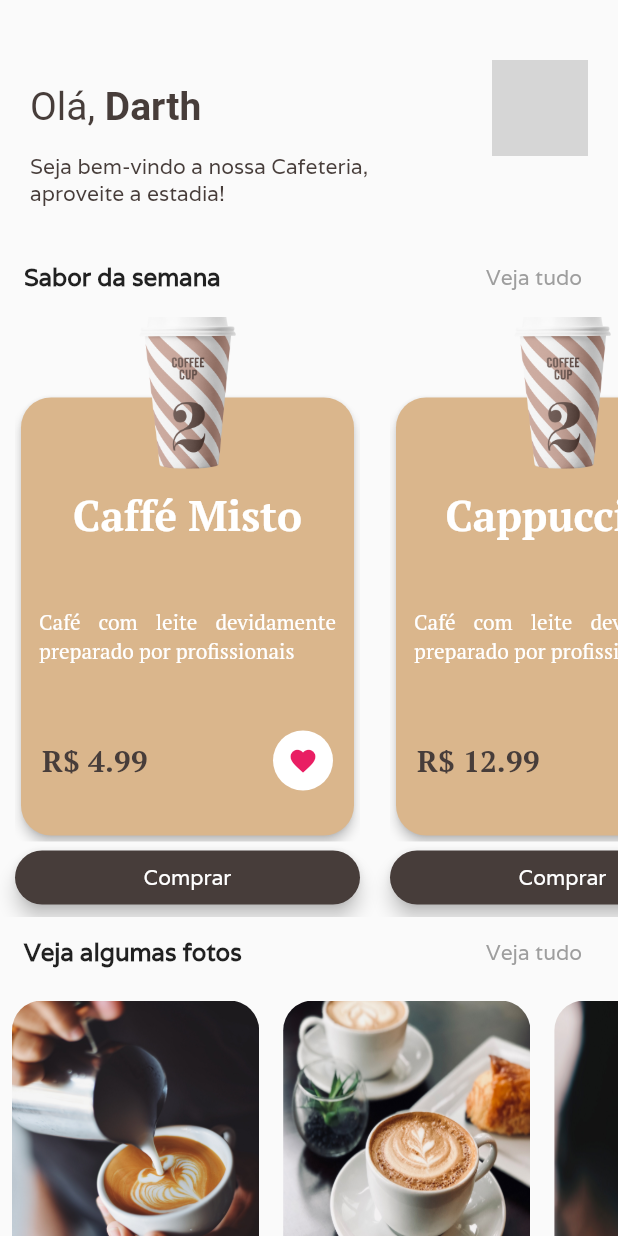
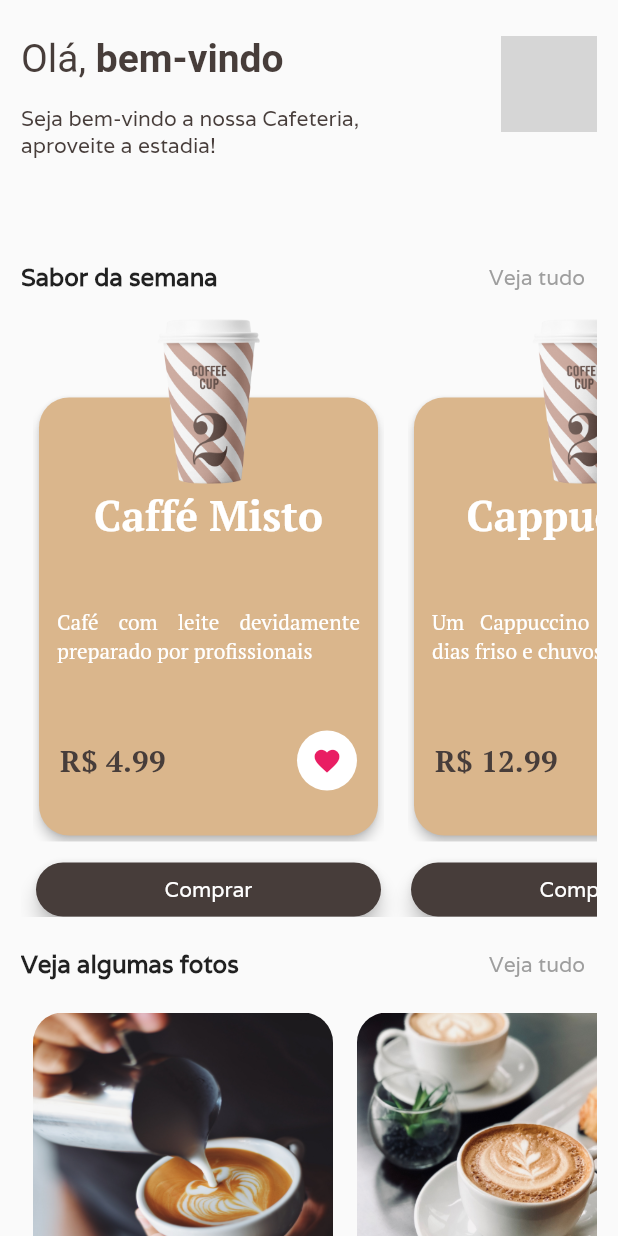
Before and after one commit to GabrielGodoy01/cafeteria_flutter, a Flutter app: the screen it shows after launch, on a phone screen of 412 x 824 dp. Run offline on Flutter 3.47's test engine with Material 2 defaults, Android fonts, the phone set to English and light mode, and no system bars; our stand-ins replace flutter_mobx, mobx; generated files the repository leaves out were written again; network calls fail; grey boxes are pictures that could not be loaded.

Commit message:
Arrumando projeto

```diff
--- a/lib/details/widgets/informations_widget.dart
+++ b/lib/details/widgets/informations_widget.dart
@@ -20,9 +20,8 @@ class InformationsWidget extends StatelessWidget {
               bottom: BorderSide(width: 2.0, color: Colors.grey.shade300)),
         ),
         alignment: Alignment.topLeft,
-        height: MediaQuery.of(context).size.width * 0.39,
         child: Padding(
-          padding: const EdgeInsets.only(left: 20, top: 24),
+          padding: const EdgeInsets.only(left: 20, top: 24, bottom: 24),
           child:
               Column(crossAxisAlignment: CrossAxisAlignment.start, children: [
             Text(
@@ -33,7 +32,6 @@ class InformationsWidget extends StatelessWidget {
                   fontSize: 17),
             ),
             Container(
-              height: MediaQuery.of(context).size.width * 0.24,
               child: Column(
                 children: [
                   NutricionalInformationWidget(
--- a/lib/details/widgets/ingredients_widget.dart
+++ b/lib/details/widgets/ingredients_widget.dart
@@ -20,7 +20,6 @@ class IngredientsWidget extends StatelessWidget {
             bottom: BorderSide(width: 1.0, color: Colors.grey.shade300)),
       ),
       alignment: Alignment.topLeft,
-      height: MediaQuery.of(context).size.width * 0.44,
       child: Padding(
         padding: const EdgeInsets.only(left: 20, top: 24),
         child: Column(crossAxisAlignment: CrossAxisAlignment.start, children: [
@@ -31,8 +30,8 @@ class IngredientsWidget extends StatelessWidget {
                 color: Color(0xFF473D3A),
                 fontSize: 17),
           ),
-          Container(
-            height: MediaQuery.of(context).size.width * 0.31,
+          SizedBox(
+            height: 110,
             child: ListView.builder(
                 scrollDirection: Axis.horizontal,
                 itemBuilder: (context, index) {
--- a/lib/home/home_page.dart
+++ b/lib/home/home_page.dart
@@ -1,5 +1,4 @@
 import 'package:cafeteria_flutter/home/home_controller.dart';
-import 'package:cafeteria_flutter/home/widgets/appbar_widget.dart';
 import 'package:cafeteria_flutter/home/widgets/card_coffee_widget.dart';
 
 import 'package:flutter/material.dart';
@@ -18,19 +17,70 @@ class _HomePageState extends State<HomePage> {
   @override
   Widget build(BuildContext context) {
     return Scaffold(
-      appBar: AppBarWidget(),
-      body: ListView(children: [
+      body: Center(
+        child: ConstrainedBox(
+          constraints: BoxConstraints(maxWidth: 400),
+          child: Padding(
+            padding: const EdgeInsets.symmetric(horizontal: 8),
+            child: ListView(children: [
               Column(children: [
-          Padding(
-            padding: const EdgeInsets.symmetric(
-              horizontal: 16,
+                Container(
+                  height: 161,
+                  child: Padding(
+                    padding: const EdgeInsets.only(top: 24),
+                    child: Row(
+                      crossAxisAlignment: CrossAxisAlignment.start,
+                      mainAxisAlignment: MainAxisAlignment.spaceBetween,
+                      children: [
+                        Column(
+                          crossAxisAlignment: CrossAxisAlignment.start,
+                          children: [
+                            Text.rich(TextSpan(
+                                text: "Olá, ",
+                                style: TextStyle(
+                                    fontSize: 26.0, color: Color(0xFF473D3A)),
+                                children: [
+                                  TextSpan(
+                                    text: "bem-vindo",
+                                    style: TextStyle(
+                                        fontSize: 26.0,
+                                        fontWeight: FontWeight.bold,
+                                        color: Color(0xFF473D3A)),
+                                  )
+                                ])),
+                            SizedBox(
+                              height: 16,
                             ),
-            child: Row(
+                            Container(
+                                alignment: Alignment.bottomLeft,
+                                width: 280,
+                                child: Text(
+                                  "Seja bem-vindo a nossa Cafeteria, aproveite a estadia!",
+                                  style: TextStyle(
+                                    color: Color(0xFF473D3A),
+                                  ),
+                                )),
+                          ],
+                        ),
+                        Container(
+                          alignment: Alignment.topCenter,
+                          child: CircleAvatar(
+                            backgroundImage: NetworkImage(
+                                "https://avatars.githubusercontent.com/u/61150821?v=4"),
+                            radius: 32,
+                          ),
+                        ),
+                      ],
+                    ),
+                  ),
+                ),
+                Row(
                   mainAxisAlignment: MainAxisAlignment.spaceBetween,
                   children: [
                     Text(
                       "Sabor da semana",
-                  style: TextStyle(fontWeight: FontWeight.bold, fontSize: 16),
+                      style:
+                          TextStyle(fontWeight: FontWeight.bold, fontSize: 16),
                     ),
                     TextButton(
                       onPressed: () {},
@@ -40,7 +90,6 @@ class _HomePageState extends State<HomePage> {
                       ),
                     )
                   ],
-            ),
                 ),
                 SizedBox(height: 2),
                 Container(
@@ -53,7 +102,8 @@ class _HomePageState extends State<HomePage> {
                         imagem: controller.lista[index].imagem,
                         nome: controller.lista[index].nome,
                         preco: controller.lista[index].preco,
-                  tempoPreparacao: controller.lista[index].tempoPreparacao,
+                        tempoPreparacao:
+                            controller.lista[index].tempoPreparacao,
                         ingredientes: controller.lista[index].ingredientes,
                         informacoesNutricionais:
                             controller.lista[index].informacoesNutricionais,
@@ -62,14 +112,15 @@ class _HomePageState extends State<HomePage> {
                     itemCount: controller.lista.length,
                   ),
                 ),
+                SizedBox(height: 8),
                 Container(
-            padding: const EdgeInsets.symmetric(horizontal: 16),
                   child: Row(
                     mainAxisAlignment: MainAxisAlignment.spaceBetween,
                     children: [
                       Text(
                         "Veja algumas fotos",
-                  style: TextStyle(fontWeight: FontWeight.bold, fontSize: 16),
+                        style: TextStyle(
+                            fontWeight: FontWeight.bold, fontSize: 16),
                       ),
                       TextButton(
                         onPressed: () {},
@@ -97,8 +148,12 @@ class _HomePageState extends State<HomePage> {
                     ],
                   ),
                 ),
+                SizedBox(height: 16),
               ]),
             ]),
+          ),
+        ),
+      ),
     );
   }
 }
--- a/lib/home/home_repository.dart
+++ b/lib/home/home_repository.dart
@@ -13,71 +13,65 @@ class HomeRepository {
         tempoPreparacao: 5,
         ingredientes: [
           Ingredients(
-              color: Colors.pink.shade400,
-              ingrediente: "Water",
-              icon: Icons.face),
+            color: Colors.pink.shade400,
+            ingrediente: "Leite",
+            icon: Icons.local_bar,
+          ),
           Ingredients(
-              color: Colors.blue, ingrediente: "Sugar", icon: Icons.favorite),
+            color: Colors.brown.shade400,
+            ingrediente: "Café",
+            icon: Icons.coffee,
+          ),
           Ingredients(
-              color: Colors.brown.shade400,
-              ingrediente: "Coffee",
-              icon: Icons.time_to_leave),
-          Ingredients(
-              color: Colors.pink.shade400,
-              ingrediente: "Water",
-              icon: Icons.face),
-          Ingredients(
-              color: Colors.pink.shade400,
-              ingrediente: "Water",
-              icon: Icons.face),
-          Ingredients(
-              color: Colors.pink.shade400,
-              ingrediente: "Water",
-              icon: Icons.face),
-          Ingredients(
-              color: Colors.pink.shade400,
-              ingrediente: "Water",
-              icon: Icons.face),
+            color: Colors.blue,
+            ingrediente: "Sugar",
+            icon: Icons.icecream,
+          ),
         ],
         informacoesNutricionais: InformacoesNutricionaisModel(
             calorias: 250, cafeina: 150, proteinas: 10)),
     CoffeeModel(
         nome: "Cappuccino",
-        descricao: "Café com leite devidamente preparado por profissionais",
+        descricao: "Um Cappuccino perfeito para dias friso e chuvosos",
         preco: 12.99,
         imagem: "assets/twocup.png",
         tempoPreparacao: 15,
         ingredientes: [
           Ingredients(
-              color: Colors.pink.shade400,
-              ingrediente: "Water",
-              icon: Icons.face),
+            color: Colors.brown.shade400,
+            ingrediente: "Cappuccino",
+            icon: Icons.coffee,
+          ),
           Ingredients(
-              color: Colors.blue, ingrediente: "Sugar", icon: Icons.favorite),
-          Ingredients(
-              color: Colors.brown.shade400,
-              ingrediente: "Coffee",
-              icon: Icons.time_to_leave),
+            color: Colors.blue,
+            ingrediente: "Sugar",
+            icon: Icons.icecream,
+          ),
         ],
         informacoesNutricionais: InformacoesNutricionaisModel(
             calorias: 12, cafeina: 12, proteinas: 12)),
     CoffeeModel(
-        nome: "Cappuccino com leite",
-        descricao: "Café com leite devidamente preparado por profissionais",
+        nome: "Chá com leite",
+        descricao: "Um chá delicioso acompanhado com leite",
         preco: 12.99,
         imagem: "assets/twocup.png",
         tempoPreparacao: 45,
         ingredientes: [
           Ingredients(
-              color: Colors.pink.shade400,
-              ingrediente: "Water",
-              icon: Icons.face),
+            color: Colors.brown.shade400,
+            ingrediente: "Chá",
+            icon: Icons.coffee,
+          ),
           Ingredients(
-              color: Colors.blue, ingrediente: "Sugar", icon: Icons.favorite),
+            color: Colors.blue,
+            ingrediente: "Leite",
+            icon: Icons.local_bar,
+          ),
           Ingredients(
-              color: Colors.brown.shade400,
-              ingrediente: "Coffee",
-              icon: Icons.time_to_leave),
+            color: Colors.pink.shade400,
+            ingrediente: "Açucar",
+            icon: Icons.icecream,
+          ),
         ],
         informacoesNutricionais: InformacoesNutricionaisModel(
             calorias: 12000, cafeina: 139, proteinas: 1000)),
--- a/lib/home/widgets/appbar_widget.dart
+++ /dev/null
@@ -1,62 +0,0 @@
-import 'package:flutter/material.dart';
-
-class AppBarWidget extends PreferredSize {
-  AppBarWidget()
-      : super(
-          preferredSize: Size.fromHeight(250),
-          child: Container(
-            height: 161,
-            padding: const EdgeInsets.symmetric(horizontal: 20),
-            child: Padding(
-              padding: const EdgeInsets.only(top: 40),
-              child: Row(
-                crossAxisAlignment: CrossAxisAlignment.start,
-                mainAxisAlignment: MainAxisAlignment.spaceBetween,
-                children: [
-                  Column(
-                    crossAxisAlignment: CrossAxisAlignment.start,
-                    children: [
-                      SizedBox(
-                        height: 16,
-                      ),
-                      Text.rich(TextSpan(
-                          text: "Olá, ",
-                          style: TextStyle(
-                              fontSize: 26.0, color: Color(0xFF473D3A)),
-                          children: [
-                            TextSpan(
-                              text: "Darth",
-                              style: TextStyle(
-                                  fontSize: 26.0,
-                                  fontWeight: FontWeight.bold,
-                                  color: Color(0xFF473D3A)),
-                            )
-                          ])),
-                      SizedBox(
-                        height: 16,
-                      ),
-                      Container(
-                          alignment: Alignment.bottomLeft,
-                          width: 280,
-                          child: Text(
-                            "Seja bem-vindo a nossa Cafeteria, aproveite a estadia!",
-                            style: TextStyle(
-                              color: Color(0xFF473D3A),
-                            ),
-                          )),
-                    ],
-                  ),
-                  Container(
-                    alignment: Alignment.topCenter,
-                    child: CircleAvatar(
-                      backgroundImage: NetworkImage(
-                          "https://avatars.githubusercontent.com/u/24724451?v=4"),
-                      radius: 32,
-                    ),
-                  ),
-                ],
-              ),
-            ),
-          ),
-        );
-}
--- a/lib/home/widgets/card_coffee_widget.dart
+++ b/lib/home/widgets/card_coffee_widget.dart
@@ -1,8 +1,9 @@
-import 'package:cafeteria_flutter/details/details_page.dart';
-import 'package:cafeteria_flutter/shared/models/informacoes_nutricionais_model.dart';
-import 'package:cafeteria_flutter/shared/models/ingredients_model.dart';
-import 'package:cafeteria_flutter/shared/widgets/like_icon_widget.dart';
 import 'package:flutter/material.dart';
+
+import '../../details/details_page.dart';
+import '../../shared/models/informacoes_nutricionais_model.dart';
+import '../../shared/models/ingredients_model.dart';
+import '../../shared/widgets/like_icon_widget.dart';
 
 class CardCoffeeWidget extends StatelessWidget {
   final String nome;
@@ -27,7 +28,7 @@ class CardCoffeeWidget extends StatelessWidget {
   @override
   Widget build(BuildContext context) {
     return Container(
-      padding: const EdgeInsets.symmetric(horizontal: 10),
+      padding: const EdgeInsets.symmetric(horizontal: 8),
       width: 250,
       child: Column(
         children: [
@@ -99,7 +100,7 @@ class CardCoffeeWidget extends StatelessWidget {
               Positioned(
                 top: -60,
                 child: Container(
-                  width: MediaQuery.of(context).size.width * 0.8,
+                  width: 350,
                   child: Image(
                     image: AssetImage(imagem),
                   ),
@@ -107,8 +108,11 @@ class CardCoffeeWidget extends StatelessWidget {
               ),
             ],
           ),
+          SizedBox(
+            height: 8,
+          ),
           Container(
-            width: MediaQuery.of(context).size.width * 0.8,
+            width: 230,
             child: TextButton(
               onPressed: () {
                 Navigator.push(
--- a/lib/home/widgets/card_imagem_widget.dart
+++ b/lib/home/widgets/card_imagem_widget.dart
@@ -10,7 +10,7 @@ class CardImagemWidget extends StatelessWidget {
     return Padding(
       padding: const EdgeInsets.symmetric(horizontal: 8),
       child: Container(
-        width: MediaQuery.of(context).size.width * 0.4,
+        width: 200,
         height: MediaQuery.of(context).size.height * 0.28,
         decoration: BoxDecoration(
           image: DecorationImage(
--- a/lib/order/widgets/item_add_widget.dart
+++ b/lib/order/widgets/item_add_widget.dart
@@ -1,6 +1,4 @@
 import 'package:flutter/material.dart';
-
-import '../order_now_controller.dart';
 
 class ItemAddWidget extends StatefulWidget {
   final String text;
```
Also changed, not shown: lib/details/details_page.dart (+19 -21 lines), lib/details/widgets/ingredients_icon_widget.dart (+2 -7 lines), lib/details/widgets/prepare_time_widget.dart (+1 -6 lines), lib/order/order_now_button_widget.dart (+44 -15 lines). Lines whose indentation alone changed are shown as unchanged.
